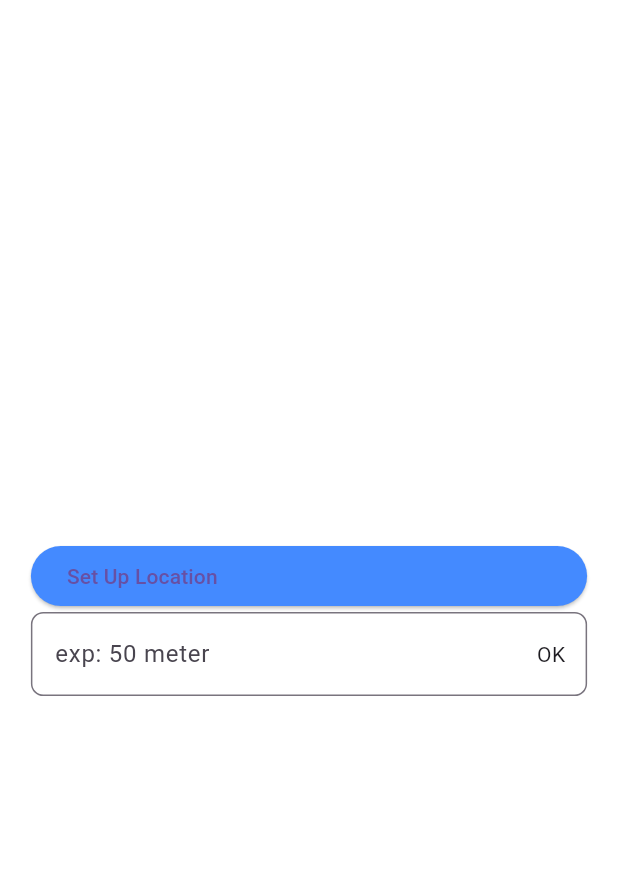
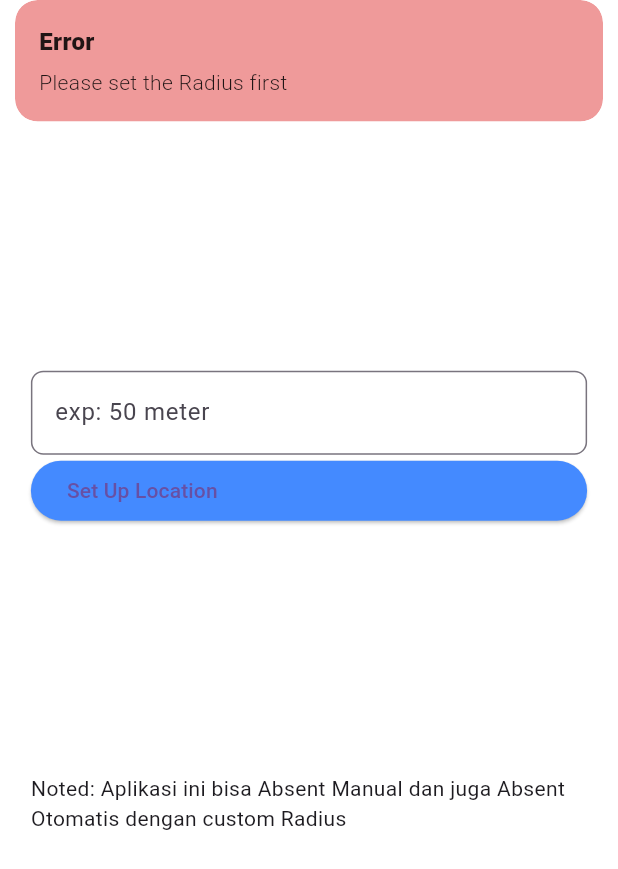
Before and after one commit to veeery/flutter_attendance, a Flutter app: the screen it shows after launch, after a tap on "Set Up Location", on a phone screen of 412 x 824 dp. Shown: the top 869 px of the screen. Run offline on Flutter 3.47's test engine with Material 3 defaults, Android fonts, the phone set to English and light mode, and no system bars; our stand-ins replace geolocator, get, google_maps_flutter.

Commit message:
fix some widgets

```diff
--- a/lib/modules/map/map_setting_screen.dart
+++ b/lib/modules/map/map_setting_screen.dart
@@ -54,24 +54,6 @@ class MapSettingScreen extends StatelessWidget {
                       crossAxisAlignment: CrossAxisAlignment.center,
                       mainAxisAlignment: MainAxisAlignment.center,
                       children: [
-                        ElevatedButton(
-                          onPressed: () async {
-                            if (int.parse(controller.radiusText.text) == 0) {
-                              Get.snackbar('Error', 'Please set up location first', backgroundColor: Colors.red[200]);
-                            } else {
-                              if (controller.statusPermission) {
-                                await controller.getCurrentLocation();
-                                // controller.startLocationUpdates();
-                                Get.toNamed(AppRoutes.map);
-                              }
-                              ;
-                            }
-                          },
-                          style: ButtonStyle(
-                            backgroundColor: MaterialStateProperty.all(Colors.blueAccent),
-                          ),
-                          child: SizedBox(width: 100.w, child: Text('Set Up Location')),
-                        ),
                         TextField(
                           controller: controller.radiusText,
                           keyboardType: TextInputType.number,
@@ -82,20 +64,44 @@ class MapSettingScreen extends StatelessWidget {
                               borderRadius: BorderRadius.circular(2.w),
                               borderSide: BorderSide(color: Colors.red, width: 2.w),
                             ),
-                            suffixIcon: IconButton(
-                              onPressed: () {
-                                if (int.parse(controller.radiusText.text) == 0) {
-                                  Get.snackbar('Error', 'Please set up location first',
-                                      backgroundColor: Colors.red[200]);
-                                } else {
-                                  Get.snackbar('Success', 'Location has been set up',
-                                      backgroundColor: Colors.green[200]);
-                                }
-                              },
-                              icon: Text('OK'),
-                            ),
+                            // suffixIcon: IconButton(
+                            //   onPressed: () {
+                            //     if (int.parse(controller.radiusText.text) == 0) {
+                            //       Get.snackbar('Error', 'Please set up location first',
+                            //           backgroundColor: Colors.red[200]);
+                            //     } else {
+                            //       Get.snackbar('Success', 'Location has been set up',
+                            //           backgroundColor: Colors.green[200]);
+                            //     }
+                            //   },
+                            //   icon: Text('OK'),
+                            // ),
                           ),
                         ),
+                        ElevatedButton(
+                          onPressed: () async {
+                            if (controller.radiusText.text.isEmpty) {
+                              if (controller.radiusText.text == '0') {
+                                Get.snackbar('Error', 'Cant put Radius 0', backgroundColor: Colors.red[200]);
+                              } else {
+                                Get.snackbar('Error', 'Please set the Radius first', backgroundColor: Colors.red[200]);
+                              }
+                            } else {
+                              if (controller.statusPermission) {
+                                await controller.getCurrentLocation();
+                                // controller.startLocationUpdates();
+                                Get.offNamed(AppRoutes.map);
+                              }
+                            }
+                          },
+                          style: ButtonStyle(
+                            backgroundColor: MaterialStateProperty.all(Colors.blueAccent),
+                          ),
+                          child: SizedBox(width: 100.w, child: Text('Set Up Location')),
+                        ),
+                        SizedBox(height: 20.h),
+                        Text('Noted: Aplikasi ini bisa Absent Manual dan juga Absent Otomatis dengan custom Radius'),
+                        Text('')
                       ],
                     ),
                   );
```
